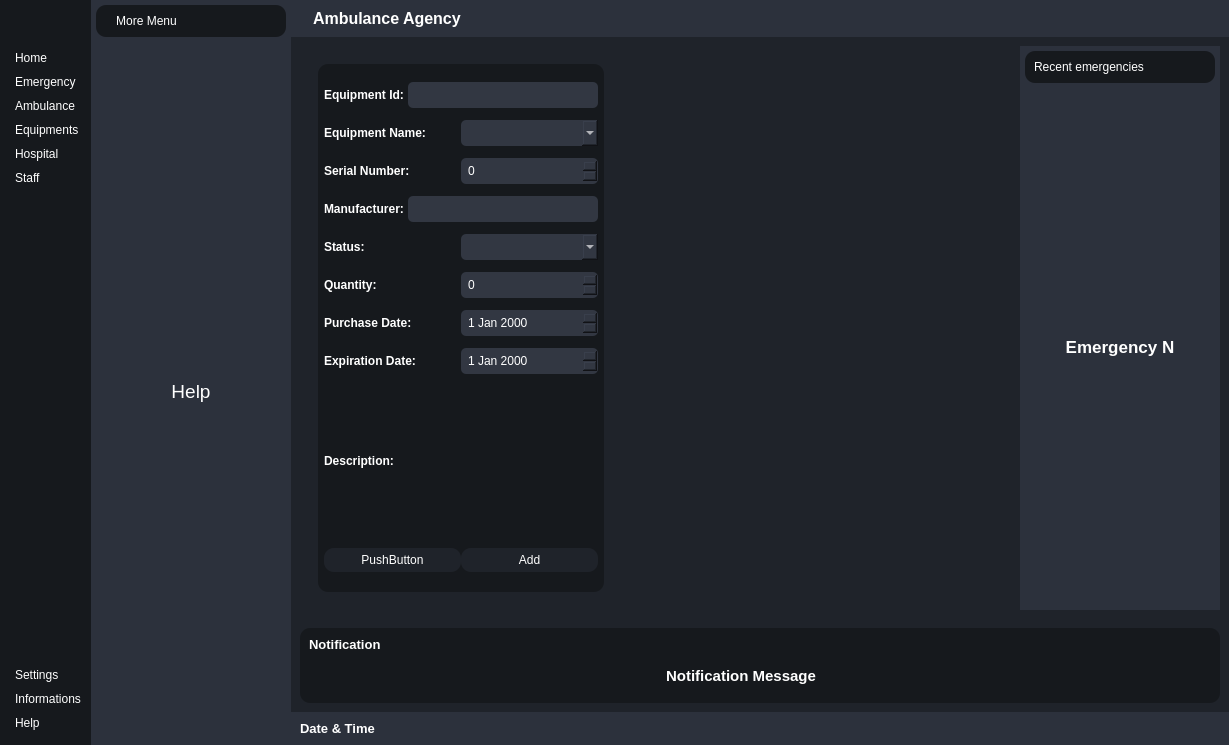
Before: the Qt Designer form mainwindow.ui in mohamedamor002/Ambulance-Agency, drawn with Qt 5.
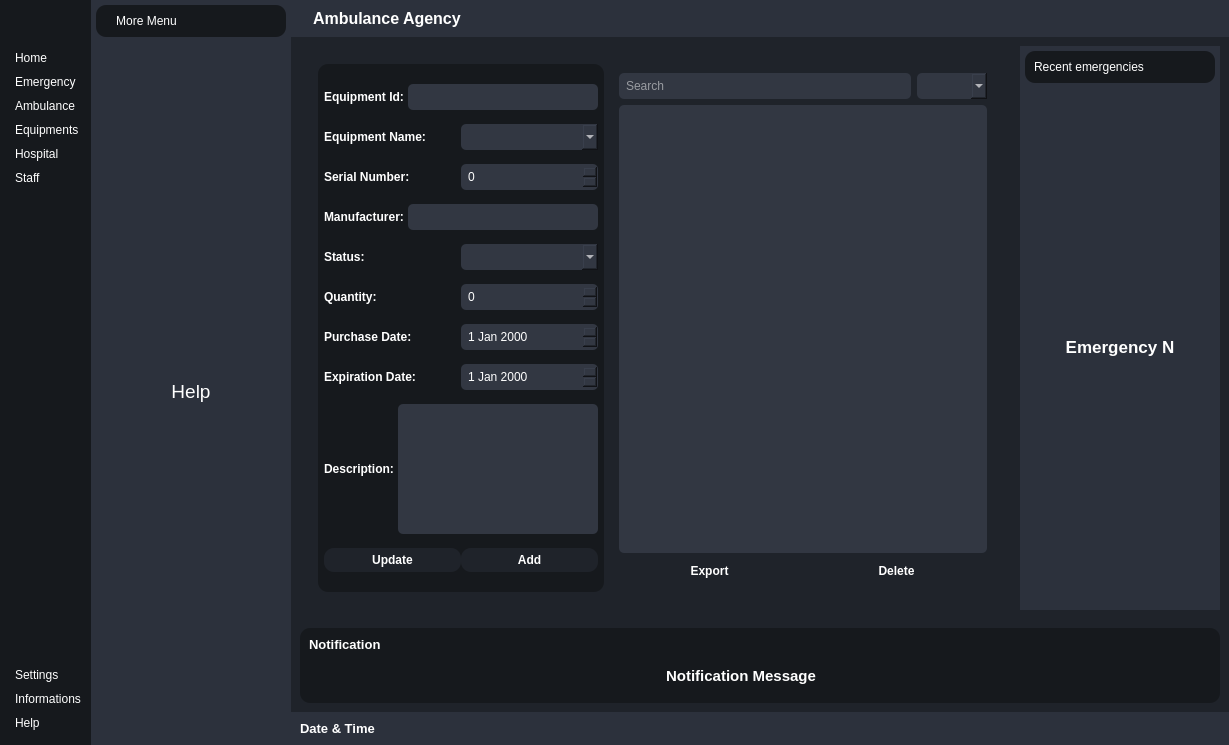
After: the same form once the commit is applied. Icons and pictures are not drawn.

What changed in the file:
```diff
--- a/mainwindow.ui
+++ b/mainwindow.ui
@@ -66,6 +66,22 @@
     text-align: center;
     border: none;
 }
+QFrame#frame_12 QPushButton {
+    color: #fff;
+    background-color: rgb(31, 35, 42);
+    border-radius: 10px;
+    padding: 5px 10px;
+    text-align: center;
+    border: none;
+}
+QFrame#frame_11 QPlainTextEdit {
+    background-color: rgb(50, 55, 66);
+    border: none;
+    border-radius: 5px;
+    color: #fff;
+    padding: 5px;
+}
+
 
 QFrame#frame_11 QPushButton:hover {
     background-color: rgb(50, 55, 66);
@@ -963,7 +979,7 @@
                  <item alignment="Qt::AlignLeft">
                   <widget class="QFrame" name="frame_11">
                    <property name="sizePolicy">
-                    <sizepolicy hsizetype="Preferred" vsizetype="Preferred">
+                    <sizepolicy hsizetype="Expanding" vsizetype="Expanding">
                      <horstretch>0</horstretch>
                      <verstretch>0</verstretch>
                     </sizepolicy>
@@ -1001,7 +1017,7 @@
                     </property>
                     <item>
                      <layout class="QHBoxLayout" name="horizontalLayout_14">
-                      <item>
+                      <item alignment="Qt::AlignLeft">
                        <widget class="QLabel" name="label_16">
                         <property name="font">
                          <font>
@@ -1021,7 +1037,7 @@
                     </item>
                     <item>
                      <layout class="QHBoxLayout" name="horizontalLayout_15">
-                      <item>
+                      <item alignment="Qt::AlignLeft">
                        <widget class="QLabel" name="label_17">
                         <property name="font">
                          <font>
@@ -1041,7 +1057,7 @@
                     </item>
                     <item>
                      <layout class="QHBoxLayout" name="horizontalLayout_16">
-                      <item>
+                      <item alignment="Qt::AlignLeft">
                        <widget class="QLabel" name="label_18">
                         <property name="font">
                          <font>
@@ -1061,7 +1077,7 @@
                     </item>
                     <item>
                      <layout class="QHBoxLayout" name="horizontalLayout_17">
-                      <item>
+                      <item alignment="Qt::AlignLeft">
                        <widget class="QLabel" name="label_19">
                         <property name="font">
                          <font>
@@ -1081,7 +1097,7 @@
                     </item>
                     <item>
                      <layout class="QHBoxLayout" name="horizontalLayout_18">
-                      <item>
+                      <item alignment="Qt::AlignLeft">
                        <widget class="QLabel" name="label_20">
                         <property name="font">
                          <font>
@@ -1101,7 +1117,7 @@
                     </item>
                     <item>
                      <layout class="QHBoxLayout" name="horizontalLayout_21">
-                      <item>
+                      <item alignment="Qt::AlignLeft">
                        <widget class="QLabel" name="label_23">
                         <property name="font">
                          <font>
@@ -1121,7 +1137,7 @@
                     </item>
                     <item>
                      <layout class="QHBoxLayout" name="horizontalLayout_19">
-                      <item>
+                      <item alignment="Qt::AlignLeft">
                        <widget class="QLabel" name="label_21">
                         <property name="font">
                          <font>
@@ -1141,7 +1157,7 @@
                     </item>
                     <item>
                      <layout class="QHBoxLayout" name="horizontalLayout_20">
-                      <item>
+                      <item alignment="Qt::AlignLeft">
                        <widget class="QLabel" name="label_22">
                         <property name="font">
                          <font>
@@ -1185,7 +1201,7 @@
                         <property name="maximumSize">
                          <size>
                           <width>200</width>
-                          <height>150</height>
+                          <height>130</height>
                          </size>
                         </property>
                        </widget>
@@ -1195,14 +1211,26 @@
                     <item>
                      <layout class="QHBoxLayout" name="horizontalLayout_23">
                       <item>
-                       <widget class="QPushButton" name="pushButton">
+                       <widget class="QPushButton" name="UpdateEquipBtn">
+                        <property name="font">
+                         <font>
+                          <weight>75</weight>
+                          <bold>true</bold>
+                         </font>
+                        </property>
                         <property name="text">
-                         <string>PushButton</string>
+                         <string>Update</string>
                         </property>
                        </widget>
                       </item>
                       <item>
                        <widget class="QPushButton" name="AddEquipBtn">
+                        <property name="font">
+                         <font>
+                          <weight>75</weight>
+                          <bold>true</bold>
+                         </font>
+                        </property>
                         <property name="text">
                          <string>Add</string>
                         </property>
@@ -1216,11 +1244,46 @@
                  <item>
                   <widget class="QFrame" name="frame_12">
                    <property name="sizePolicy">
-                    <sizepolicy hsizetype="Expanding" vsizetype="Expanding">
+                    <sizepolicy hsizetype="MinimumExpanding" vsizetype="Expanding">
                      <horstretch>0</horstretch>
                      <verstretch>0</verstretch>
                     </sizepolicy>
                    </property>
+                   <property name="styleSheet">
+                    <string notr="true">QFrame#frame_12 QPushButton {
+    color: #fff;
+    background-color: rgb(31, 35, 42);
+    border-radius: 10px;
+    padding: 5px 10px;
+    text-align: center;
+    border: none;
+}
+QFrame#frame_12 QPushButton:hover {
+    background-color: rgb(50, 55, 66);
+}
+QFrame#frame_12 QLineEdit {
+    background-color: rgb(50, 55, 66);
+    border: none;
+    border-radius: 5px;
+    color: #fff;
+    padding: 5px;
+}
+QFrame#frame_12 QComboBox {
+    background-color: rgb(50, 55, 66);
+    border: none;
+    border-radius: 5px;
+    color: #fff;
+    padding: 5px;
+    min-width: 6em;
+}
+
+QFrame#frame_12 QComboBox:editable {
+    background-color: rgb(50, 55, 66);
+}
+
+
+</string>
+                   </property>
                    <property name="frameShape">
                     <enum>QFrame::StyledPanel</enum>
                    </property>
@@ -1228,75 +1291,101 @@
                     <enum>QFrame::Raised</enum>
                    </property>
                    <layout class="QVBoxLayout" name="verticalLayout_24">
+                    <item>
+                     <layout class="QHBoxLayout" name="horizontalLayout_25">
+                      <item>
+                       <widget class="QLineEdit" name="lineEdit_3">
+                        <property name="placeholderText">
+                         <string>Search</string>
+                        </property>
+                       </widget>
+                      </item>
+                      <item alignment="Qt::AlignRight">
+                       <widget class="QComboBox" name="comboBoxFilterEquip"/>
+                      </item>
+                     </layout>
+                    </item>
                     <item>
                      <widget class="QTableView" name="tableView">
                       <property name="styleSheet">
-                       <string notr="true">QTableView {
-    background-color: rgb(31, 35, 42);
-    border: none;
-    padding: 0;
-    margin: 0;
+                       <string notr="true">QFrame#frame_12 QTableView {
+    background-color: rgb(50, 55, 66);
     color: #fff;
-    gridline-color: #333333;
-    QSizePolicy::Expanding;
-}
-
-QTableView::item {
-    background-color: transparent;
+    selection-background-color: rgb(31, 35, 42);
     border: none;
-    padding: 5px 10px;
-    color: #fff;
-    selection-background-color: rgb(73, 80, 96);
-    selection-color: #fff;
+    border-radius: 5px;
+    padding: 5px;
 }
 
-QHeaderView {
+QFrame#frame_12 QHeaderView::section {
     background-color: rgb(31, 35, 42);
-    border: none;
-    padding: 5px 10px;
-    margin: 0;
     color: #fff;
+    padding: 5px;
+    border: none;
+    border-right: 1px solid rgb(50, 55, 66);
 }
 
-QHeaderView::section {
-    background-color: transparent;
-    border: none;
-    padding: 5px 10px;
-    margin: 0;
+QFrame#frame_12 QTableView::item:selected {
+    background-color: rgb(31, 35, 42);
     color: #fff;
 }
-
-QHeaderView::section:hover {
-    background-color: rgb(73, 80, 96);
-}
-
-QScrollBar:vertical {
+QFrame#frame_12 QScrollBar:horizontal {
     background-color: rgb(31, 35, 42);
-    border: none;
-    width: 10px;
+    height: 10px;
 }
 
-QScrollBar::handle:vertical {
-    background-color: rgb(73, 80, 96);
+QFrame#frame_12 QScrollBar::handle:horizontal {
+    background-color: rgb(50, 55, 66);
     border-radius: 5px;
-    min-height: 20px;
 }
 
-QScrollBar::handle:vertical:hover {
-    background-color: rgb(100, 107, 123);
+QFrame#frame_12 QScrollBar::add-line:horizontal,
+QFrame#frame_12 QScrollBar::sub-line:horizontal {
+    border: none;
+    background: none;
 }
 
-QScrollBar::add-line:vertical, QScrollBar::sub-line:vertical {
-    background-color: transparent;
+QFrame#frame_12 QScrollBar::add-page:horizontal,
+QFrame#frame_12 QScrollBar::sub-page:horizontal {
+    background: none;
 }
 
-QScrollBar::add-page:vertical, QScrollBar::sub-page:vertical {
-    background-color: transparent;
-}
 </string>
                       </property>
                      </widget>
                     </item>
+                    <item>
+                     <layout class="QHBoxLayout" name="horizontalLayout_24">
+                      <item>
+                       <widget class="QPushButton" name="ExportEquipBtn">
+                        <property name="font">
+                         <font>
+                          <pointsize>9</pointsize>
+                          <weight>75</weight>
+                          <bold>true</bold>
+                         </font>
+                        </property>
+                        <property name="text">
+                         <string>Export</string>
+                        </property>
+                       </widget>
+                      </item>
+                      <item>
+                       <widget class="QPushButton" name="DeleteEquipBtn">
+                        <property name="font">
+                         <font>
+                          <pointsize>9</pointsize>
+                          <weight>75</weight>
+                          <bold>true</bold>
+                         </font>
+                        </property>
+                        <property name="text">
+                         <string>Delete</string>
+                        </property>
+                       </widget>
+                      </item>
+                     </layout>
+                    </item>
                    </layout>
                   </widget>
                  </item>
```
